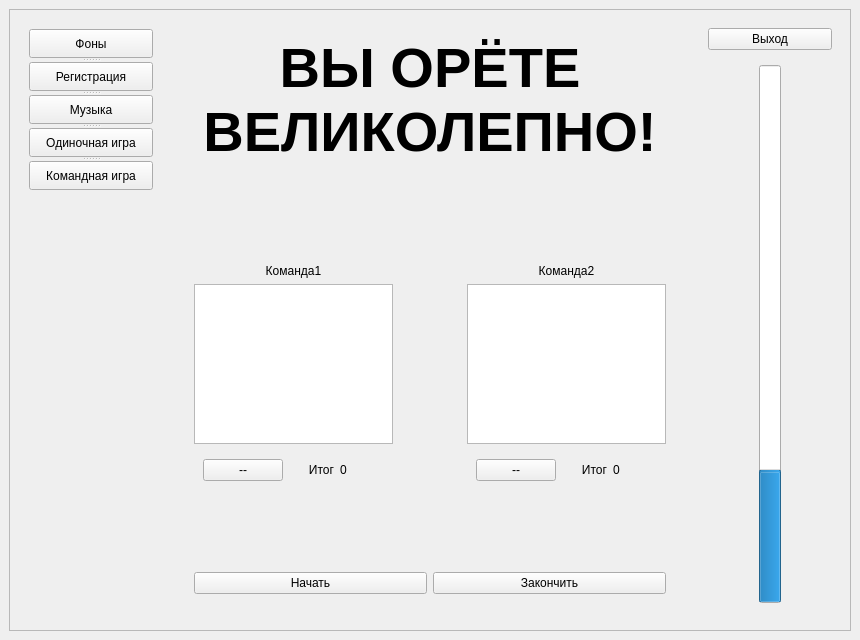
Old version of the form Modules/ui/form.ui in the repository rgenius-ru/Pygame-Microphone.
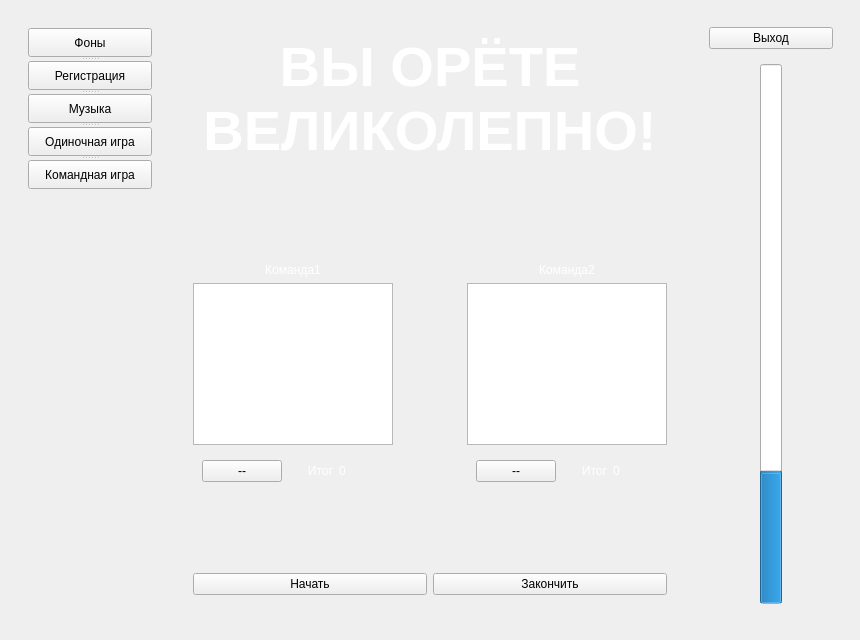
New version of the form.

Commit message: Add background image in main window

```diff
--- a/Modules/ui/form.ui
+++ b/Modules/ui/form.ui
@@ -27,7 +27,7 @@
     <item row="0" column="0">
      <widget class="QFrame" name="frame">
       <property name="frameShape">
-       <enum>QFrame::StyledPanel</enum>
+       <enum>QFrame::NoFrame</enum>
       </property>
       <property name="frameShadow">
        <enum>QFrame::Raised</enum>
@@ -138,6 +138,9 @@
             <property name="layoutDirection">
              <enum>Qt::LeftToRight</enum>
             </property>
+            <property name="styleSheet">
+             <string notr="true">color: rgb(255, 255, 255);</string>
+            </property>
             <property name="text">
              <string>ВЫ ОРЁТЕ ВЕЛИКОЛЕПНО!</string>
             </property>
@@ -177,6 +180,9 @@
                <layout class="QVBoxLayout" name="verticalLayout_2">
                 <item>
                  <widget class="QLabel" name="command_1_label">
+                  <property name="styleSheet">
+                   <string notr="true">color: rgb(255, 255, 255);</string>
+                  </property>
                   <property name="text">
                    <string>Команда1</string>
                   </property>
@@ -200,6 +206,9 @@
                    </item>
                    <item>
                     <widget class="QLabel" name="cmd_1_itogi_text_label">
+                     <property name="styleSheet">
+                      <string notr="true">color: rgb(255, 255, 255);</string>
+                     </property>
                      <property name="text">
                       <string>Итог</string>
                      </property>
@@ -210,6 +219,9 @@
                    </item>
                    <item>
                     <widget class="QLabel" name="cmd_1_itogi_label">
+                     <property name="styleSheet">
+                      <string notr="true">color: rgb(255, 255, 255);</string>
+                     </property>
                      <property name="text">
                       <string>0</string>
                      </property>
@@ -245,6 +257,9 @@
                <layout class="QVBoxLayout" name="verticalLayout_3">
                 <item>
                  <widget class="QLabel" name="command_2_label">
+                  <property name="styleSheet">
+                   <string notr="true">color: rgb(255, 255, 255);</string>
+                  </property>
                   <property name="text">
                    <string>Команда2</string>
                   </property>
@@ -268,6 +283,9 @@
                    </item>
                    <item>
                     <widget class="QLabel" name="cmd_2_itogi_text_label">
+                     <property name="styleSheet">
+                      <string notr="true">color: rgb(255, 255, 255);</string>
+                     </property>
                      <property name="text">
                       <string>Итог</string>
                      </property>
@@ -278,6 +296,9 @@
                    </item>
                    <item>
                     <widget class="QLabel" name="cmd_2_itogi_label">
+                     <property name="styleSheet">
+                      <string notr="true">color: rgb(255, 255, 255);</string>
+                     </property>
                      <property name="text">
                       <string>0</string>
                      </property>
@@ -300,6 +321,9 @@
             <layout class="QVBoxLayout" name="verticalLayout_5">
              <item>
               <widget class="QLabel" name="game_mode_label">
+               <property name="styleSheet">
+                <string notr="true">color: rgb(255, 255, 255);</string>
+               </property>
                <property name="text">
                 <string/>
                </property>
@@ -307,6 +331,9 @@
              </item>
              <item>
               <widget class="QLabel" name="current_player_label">
+               <property name="styleSheet">
+                <string notr="true">color: rgb(255, 255, 255);</string>
+               </property>
                <property name="text">
                 <string/>
                </property>
```
The commit also changes 3 other files.
